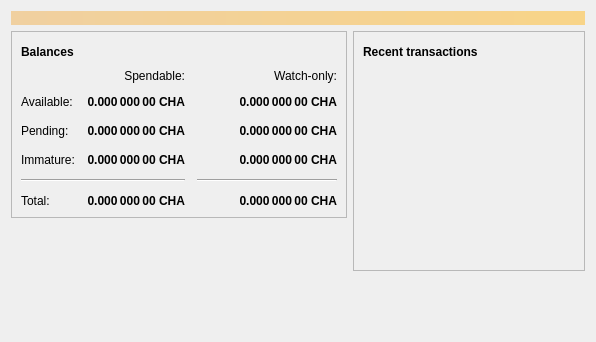
BlueZIC/gamba, file src/qt/forms/overviewpage.ui: the form before one commit.
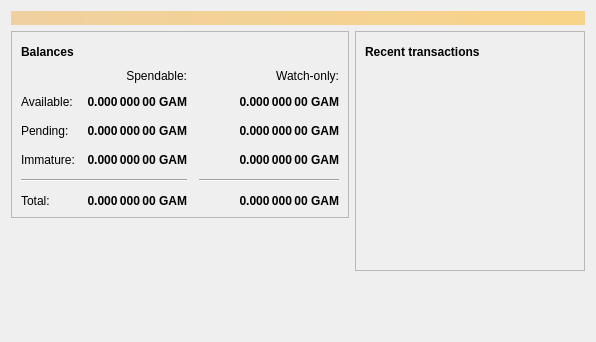
The form after the commit. Icons and pictures are not drawn.

Patch:
```diff
--- a/src/qt/forms/overviewpage.ui
+++ b/src/qt/forms/overviewpage.ui
@@ -129,7 +129,7 @@
                <string>Unconfirmed transactions to watch-only addresses</string>
               </property>
               <property name="text">
-               <string notr="true">0.000 000 00 CHA</string>
+               <string notr="true">0.000 000 00 GAM</string>
               </property>
               <property name="alignment">
                <set>Qt::AlignRight|Qt::AlignTrailing|Qt::AlignVCenter</set>
@@ -154,7 +154,7 @@
                <string>Total of transactions that have yet to be confirmed, and do not yet count toward the spendable balance</string>
               </property>
               <property name="text">
-               <string notr="true">0.000 000 00 CHA</string>
+               <string notr="true">0.000 000 00 GAM</string>
               </property>
               <property name="alignment">
                <set>Qt::AlignRight|Qt::AlignTrailing|Qt::AlignVCenter</set>
@@ -179,7 +179,7 @@
                <string>Mined balance in watch-only addresses that has not yet matured</string>
               </property>
               <property name="text">
-               <string notr="true">0.000 000 00 CHA</string>
+               <string notr="true">0.000 000 00 GAM</string>
               </property>
               <property name="alignment">
                <set>Qt::AlignRight|Qt::AlignTrailing|Qt::AlignVCenter</set>
@@ -237,7 +237,7 @@
                <string>Mined balance that has not yet matured</string>
               </property>
               <property name="text">
-               <string notr="true">0.000 000 00 CHA</string>
+               <string notr="true">0.000 000 00 GAM</string>
               </property>
               <property name="alignment">
                <set>Qt::AlignRight|Qt::AlignTrailing|Qt::AlignVCenter</set>
@@ -282,7 +282,7 @@
                <string>Your current total balance</string>
               </property>
               <property name="text">
-               <string notr="true">0.000 000 00 CHA</string>
+               <string notr="true">0.000 000 00 GAM</string>
               </property>
               <property name="alignment">
                <set>Qt::AlignRight|Qt::AlignTrailing|Qt::AlignVCenter</set>
@@ -307,7 +307,7 @@
                <string>Current total balance in watch-only addresses</string>
               </property>
               <property name="text">
-               <string notr="true">0.000 000 00 CHA</string>
+               <string notr="true">0.000 000 00 GAM</string>
               </property>
               <property name="alignment">
                <set>Qt::AlignRight|Qt::AlignTrailing|Qt::AlignVCenter</set>
@@ -349,7 +349,7 @@
                <string>Your current spendable balance</string>
               </property>
               <property name="text">
-               <string notr="true">0.000 000 00 CHA</string>
+               <string notr="true">0.000 000 00 GAM</string>
               </property>
               <property name="alignment">
                <set>Qt::AlignRight|Qt::AlignTrailing|Qt::AlignVCenter</set>
@@ -374,7 +374,7 @@
                <string>Your current balance in watch-only addresses</string>
               </property>
               <property name="text">
-               <string notr="true">0.000 000 00 CHA</string>
+               <string notr="true">0.000 000 00 GAM</string>
               </property>
               <property name="alignment">
                <set>Qt::AlignRight|Qt::AlignTrailing|Qt::AlignVCenter</set>
```
Left out of the diff: 2 changed lines with no effect on the pictures.
